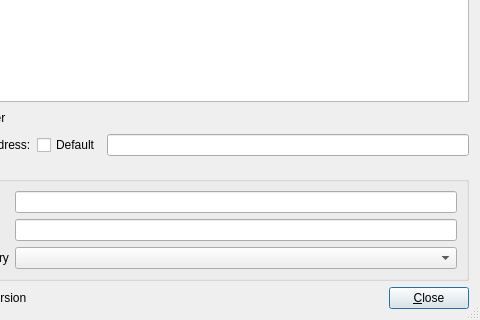
Qt form src/llconserverdlgbase.ui (jamulussoftware/jamulus) before a commit; both pictures show x 108 to 588 and y 118 to 438 of the 588 by 438 pixel window.
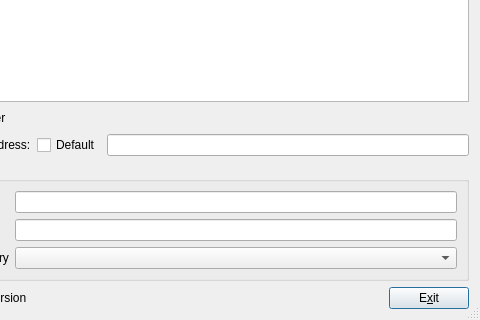
The same form after that commit. Icons and pictures are not drawn.

```diff
--- a/src/llconserverdlgbase.ui
+++ b/src/llconserverdlgbase.ui
@@ -172,14 +172,11 @@
      <item>
       <widget class="QPushButton" name="buttonOk" >
        <property name="text" >
-        <string>&amp;Close</string>
+        <string>E&amp;xit</string>
        </property>
        <property name="autoDefault" >
         <bool>true</bool>
        </property>
-       <property name="default" >
-        <bool>true</bool>
-       </property>
       </widget>
      </item>
     </layout>
```
